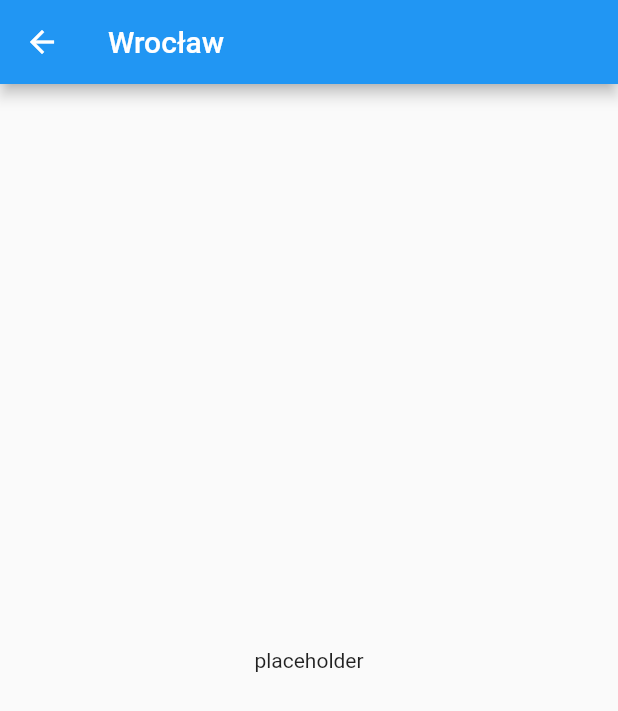
After one commit to bgasztych/meteo_weather, a Flutter app: the MeteogramScreen screen opened directly with sample values from the repository, on a phone screen of 412 x 824 dp. The commit adds this screen. Shown: the top 711 px of the screen. Run offline on Flutter 3.47's test engine with Material 2 defaults, Android fonts, the phone set to English and light mode, and no system bars; our stand-ins replace logger.

Commit message:
add meteogram screen

```diff
--- /dev/null
+++ b/lib/meteogram_screen.dart
@@ -0,0 +1,16 @@
+import 'package:flutter/material.dart';
+import 'package:meteo_weather/favourites_city_model.dart';
+
+class MeteogramScreen extends StatelessWidget {
+  final City city;
+
+  MeteogramScreen({Key key, @required this.city}) : super(key: key);
+
+  @override
+  Widget build(BuildContext context) {
+    return Scaffold(
+      appBar: AppBar(title: Text(city.city)),
+      body: Center(child: Text("placeholder")),
+    );
+  }
+}
```
Also changed, not shown: lib/home_screen.dart (+7 -0 lines).
